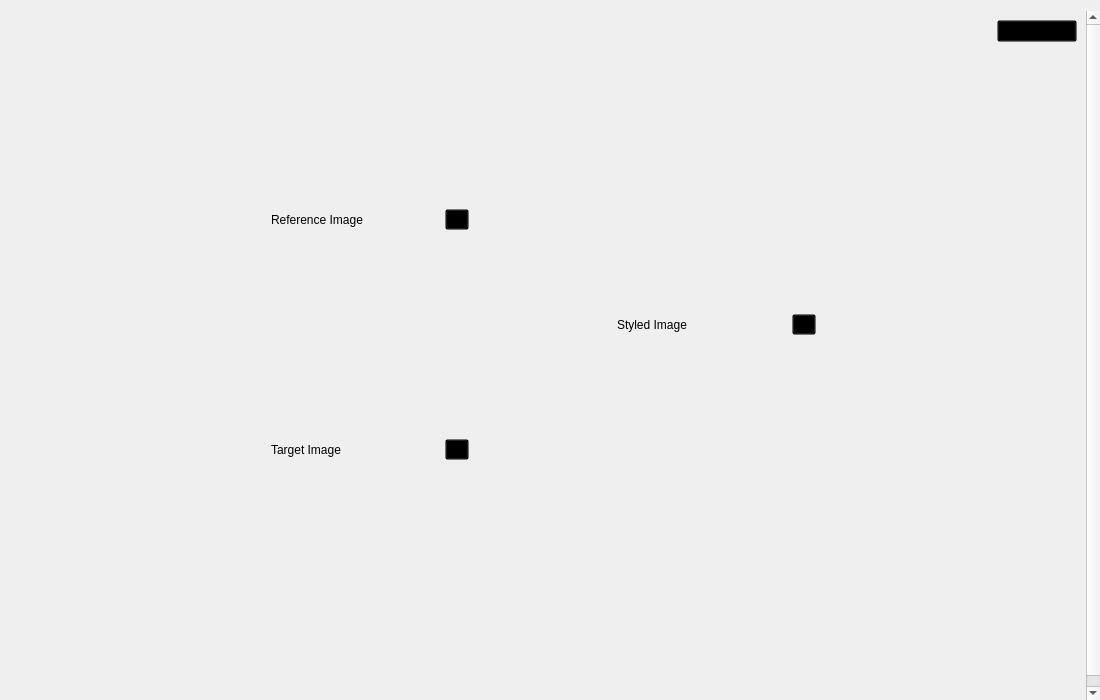
Old version of the form resource/ui/ImitatePage.ui in the repository MidnightCrowing/ImageColorVisualization.
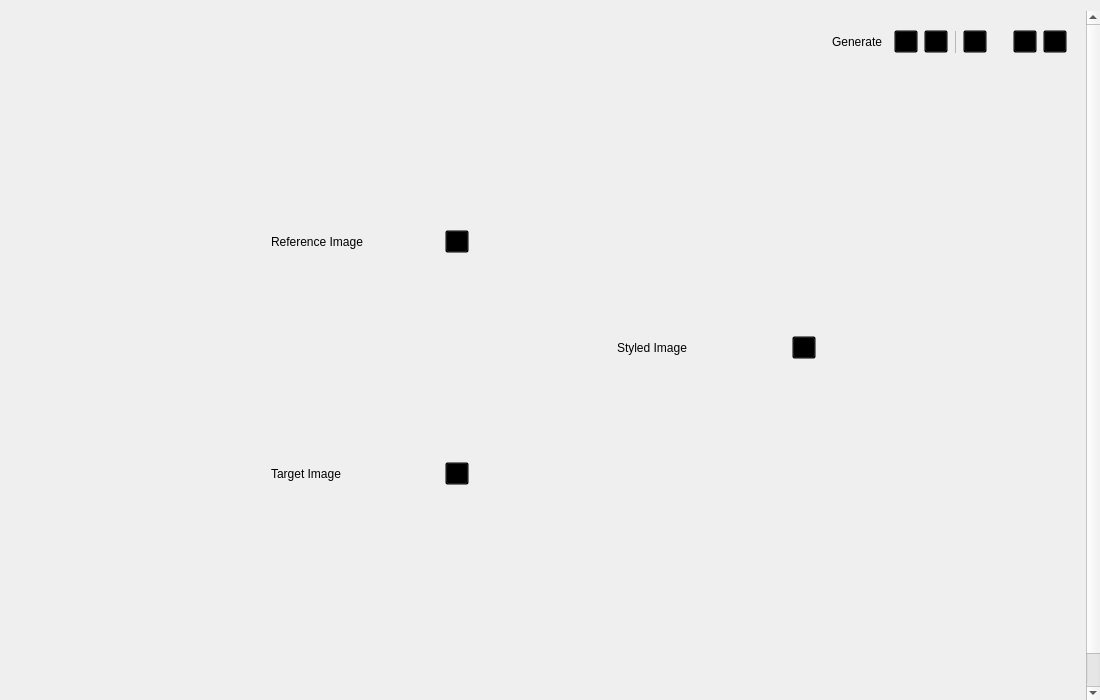
New version of the form. Custom widgets are drawn as their Qt base class.

```diff
--- a/resource/ui/ImitatePage.ui
+++ b/resource/ui/ImitatePage.ui
@@ -37,7 +37,7 @@
         <x>0</x>
         <y>0</y>
         <width>1083</width>
-        <height>731</height>
+        <height>749</height>
        </rect>
       </property>
       <property name="styleSheet">
@@ -79,12 +79,113 @@
            </spacer>
           </item>
           <item>
-           <widget class="PrimaryPushButton" name="pushButton">
-            <property name="text">
-             <string>Gesture</string>
+           <widget class="SimpleCardWidget" name="frame">
+            <property name="frameShape">
+             <enum>QFrame::Shape::StyledPanel</enum>
             </property>
+            <property name="frameShadow">
+             <enum>QFrame::Shadow::Raised</enum>
+            </property>
+            <layout class="QHBoxLayout" name="horizontalLayout_9">
+             <item>
+              <spacer name="horizontalSpacer_16">
+               <property name="orientation">
+                <enum>Qt::Orientation::Horizontal</enum>
+               </property>
+               <property name="sizeType">
+                <enum>QSizePolicy::Policy::Fixed</enum>
+               </property>
+               <property name="sizeHint" stdset="0">
+                <size>
+                 <width>3</width>
+                 <height>20</height>
+                </size>
+               </property>
+              </spacer>
+             </item>
+             <item>
+              <widget class="BodyLabel" name="label_3">
+               <property name="text">
+                <string>Generate</string>
+               </property>
+              </widget>
+             </item>
+             <item>
+              <spacer name="horizontalSpacer_15">
+               <property name="orientation">
+                <enum>Qt::Orientation::Horizontal</enum>
+               </property>
+               <property name="sizeType">
+                <enum>QSizePolicy::Policy::Fixed</enum>
+               </property>
+               <property name="sizeHint" stdset="0">
+                <size>
+                 <width>6</width>
+                 <height>20</height>
+                </size>
+               </property>
+              </spacer>
+             </item>
+             <item>
+              <widget class="ToolButton" name="start_btn"/>
+             </item>
+             <item>
+              <widget class="ToolButton" name="stop_btn"/>
+             </item>
+             <item>
+              <widget class="Line" name="line">
+               <property name="midLineWidth">
+                <number>1</number>
+               </property>
+               <property name="orientation">
+                <enum>Qt::Orientation::Vertical</enum>
+               </property>
+              </widget>
+             </item>
+             <item>
+              <widget class="ToolButton" name="more_btn"/>
+             </item>
+            </layout>
            </widget>
           </item>
+          <item>
+           <spacer name="horizontalSpacer_14">
+            <property name="orientation">
+             <enum>Qt::Orientation::Horizontal</enum>
+            </property>
+            <property name="sizeType">
+             <enum>QSizePolicy::Policy::Fixed</enum>
+            </property>
+            <property name="sizeHint" stdset="0">
+             <size>
+              <width>10</width>
+              <height>20</height>
+             </size>
+            </property>
+           </spacer>
+          </item>
+          <item>
+           <widget class="ToolButton" name="folder_btn"/>
+          </item>
+          <item>
+           <widget class="ToolButton" name="broom_btn"/>
+          </item>
+          <item>
+           <spacer name="horizontalSpacer_13">
+            <property name="orientation">
+             <enum>Qt::Orientation::Horizontal</enum>
+            </property>
+            <property name="sizeType">
+             <enum>QSizePolicy::Policy::Fixed</enum>
+            </property>
+            <property name="sizeHint" stdset="0">
+             <size>
+              <width>10</width>
+              <height>20</height>
+             </size>
+            </property>
+           </spacer>
+          </item>
          </layout>
         </widget>
        </item>
@@ -184,11 +285,7 @@
                     </spacer>
                    </item>
                    <item>
-                    <widget class="ToolButton" name="reference_tool_btn">
-                     <property name="text">
-                      <string>...</string>
-                     </property>
-                    </widget>
+                    <widget class="ToolButton" name="reference_btn"/>
                    </item>
                   </layout>
                  </widget>
@@ -299,11 +396,7 @@
                     </spacer>
                    </item>
                    <item>
-                    <widget class="ToolButton" name="target_tool_btn">
-                     <property name="text">
-                      <string>...</string>
-                     </property>
-                    </widget>
+                    <widget class="ToolButton" name="target_btn"/>
                    </item>
                   </layout>
                  </widget>
@@ -455,11 +548,7 @@
                     </spacer>
                    </item>
                    <item>
-                    <widget class="ToolButton" name="style_tool_btn">
-                     <property name="text">
-                      <string>...</string>
-                     </property>
-                    </widget>
+                    <widget class="ToolButton" name="style_btn"/>
                    </item>
                   </layout>
                  </widget>
@@ -604,11 +693,6 @@
    <extends>QLabel</extends>
    <header>..components</header>
   </customwidget>
-  <customwidget>
-   <class>PrimaryPushButton</class>
-   <extends>QPushButton</extends>
-   <header>qfluentwidgets</header>
-  </customwidget>
   <customwidget>
    <class>ToolButton</class>
    <extends>QToolButton</extends>
@@ -620,6 +704,12 @@
    <header>..components</header>
    <container>1</container>
   </customwidget>
+  <customwidget>
+   <class>SimpleCardWidget</class>
+   <extends>QFrame</extends>
+   <header>qfluentwidgets</header>
+   <container>1</container>
+  </customwidget>
  </customwidgets>
  <resources/>
  <connections/>
```
